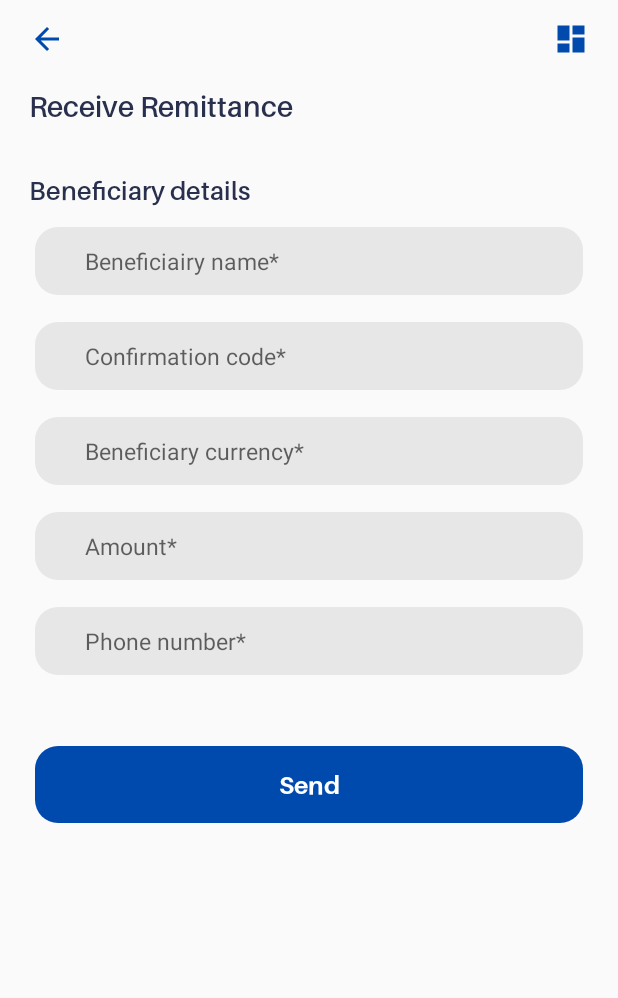
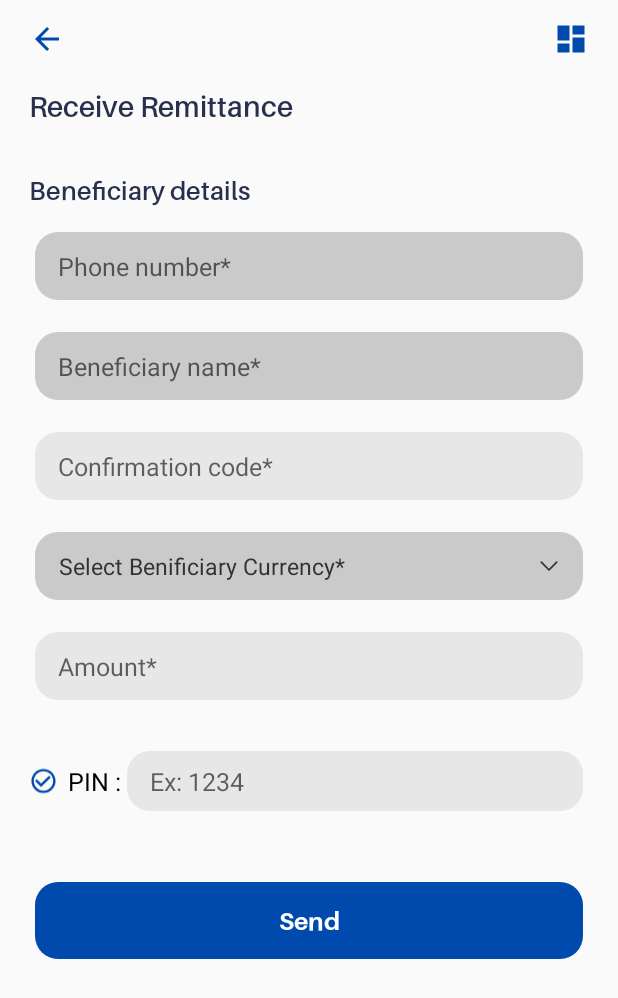
Before and after one commit to SHARIQQUE/cashmoov_subscriber, an Android app: the ReceiveRemittance screen opened directly, with no data from a screen before it, on a phone screen of 412 x 824 dp. Shown: the top 998 px of the screen. Run offline under Robolectric (Android 15) with nearby library versions, the light colour scheme and no system bars; our stand-ins replace sdp/ssp sizes; libraries missing offline, so code that uses them is left out: com.github.florent37.viewtooltip, com.kaopiz.kprogresshud.

Commit message:
changes implementation receive remittance by Abhay

```diff
--- a/app/src/main/AndroidManifest.xml
+++ b/app/src/main/AndroidManifest.xml
@@ -91,6 +91,7 @@
         <activity android:name="com.estel.cashmoovsubscriberapp.activity.cashwithdrawal.CashWithdrawalConfirmScreen"/>
         <activity android:name="com.estel.cashmoovsubscriberapp.activity.cashwithdrawal.CashWithdrawalReceiptScreen"/>
         <activity android:name="com.estel.cashmoovsubscriberapp.activity.receiveremittance.ReceiveRemittance"/>
+        <activity android:name="com.estel.cashmoovsubscriberapp.activity.receiveremittance.ReceiveRemittancelReceiptScreen"/>
         <activity android:name="com.estel.cashmoovsubscriberapp.activity.fee.Fee"/>
         <activity android:name="com.estel.cashmoovsubscriberapp.activity.servicepoint.ServicePoint"/>
         <activity android:name="com.estel.cashmoovsubscriberapp.activity.servicepoint.SearchResult"/>
--- a/app/src/main/java/com/estel/cashmoovsubscriberapp/activity/moneytransfer/ToNonSubscriber.java
+++ b/app/src/main/java/com/estel/cashmoovsubscriberapp/activity/moneytransfer/ToNonSubscriber.java
@@ -215,7 +215,6 @@ public class ToNonSubscriber extends AppCompatActivity implements View.OnClickLi
             MyApplication.showErrorToast(tononsubscriberC,getString(R.string.val_lname));
             return;
         }
-
         if(spGender.getText().toString().equals(getString(R.string.valid_select_gender))) {
             MyApplication.showErrorToast(tononsubscriberC,getString(R.string.val_select_gender));
             return;
--- a/app/src/main/java/com/estel/cashmoovsubscriberapp/activity/moneytransfer/TransactionSuccessScreen.java
+++ b/app/src/main/java/com/estel/cashmoovsubscriberapp/activity/moneytransfer/TransactionSuccessScreen.java
@@ -10,6 +10,7 @@ import com.estel.cashmoovsubscriberapp.activity.airtimepurchase.BeneficiaryAirti
 import com.estel.cashmoovsubscriberapp.activity.airtimepurchase.SelfAirtimeReceipt;
 import com.estel.cashmoovsubscriberapp.activity.cashwithdrawal.CashWithdrawalReceiptScreen;
 import com.estel.cashmoovsubscriberapp.activity.pay.PayReceiptScreen;
+import com.estel.cashmoovsubscriberapp.activity.receiveremittance.ReceiveRemittancelReceiptScreen;
 import com.estel.cashmoovsubscriberapp.activity.rechargeandpayments.BillPayReceipt;
 
 public class TransactionSuccessScreen extends AppCompatActivity implements View.OnClickListener {
@@ -105,6 +106,11 @@ public class TransactionSuccessScreen extends AppCompatActivity implements View.
                     startActivity(intent);
                     return;
                 }
+                if(checkIntent.equalsIgnoreCase("RECEIVEREMITTANCE")) {
+                    intent = new Intent(transSuccessscreenC, ReceiveRemittancelReceiptScreen.class);
+                    startActivity(intent);
+                    return;
+                }
                 break;
 
         }
--- a/app/src/main/res/layout/activity_receive_remittance.xml
+++ b/app/src/main/res/layout/activity_receive_remittance.xml
@@ -52,83 +52,161 @@
                 android:textColor="#29304d"
                 android:fontFamily="@font/aileron_semibold"
                 android:lineSpacingExtra="3sp"
-                android:text="@string/beneficiary_details"
-                />
+                android:text="@string/beneficiary_details" />
 
             <EditText
+                android:id="@+id/etPhone"
                 android:layout_width="match_parent"
                 android:layout_height="wrap_content"
-                android:layout_marginTop="10dp"
+                android:layout_marginTop="@dimen/_10sdp"
                 android:background="@drawable/btn_edittextname"
-                android:backgroundTint="#999999"
-                android:inputType="textEmailAddress"
+                android:backgroundTint="@color/grey_100_"
+                android:inputType="phone"
                 android:lineSpacingExtra="10sp"
-                android:paddingLeft="37.5dp"
-                android:paddingTop="16dp"
-                android:paddingBottom="16dp"
+                android:paddingLeft="@dimen/_15sdp"
+                android:paddingTop="@dimen/_12sdp"
+                android:paddingBottom="@dimen/_12sdp"
+                android:paddingEnd="@dimen/_15sdp"
+                android:hint="@string/valid_phone_number"
+                android:textColor="@color/textColorLBlack"
+                android:textSize="@dimen/_13sdp" />
+            <EditText
+                android:id="@+id/etName"
+                android:layout_width="match_parent"
+                android:layout_height="wrap_content"
+                android:layout_marginTop="@dimen/_10sdp"
+                android:background="@drawable/btn_edittextname"
+                android:backgroundTint="@color/grey_100_"
+                android:inputType="text"
+                android:lineSpacingExtra="10sp"
+                android:paddingLeft="@dimen/_15sdp"
+                android:paddingTop="@dimen/_12sdp"
+                android:paddingBottom="@dimen/_12sdp"
+                android:paddingEnd="@dimen/_15sdp"
                 android:hint="@string/valid_beneficiairy_name"
-                android:textColor="#323232"
-                android:textSize="15sp" />
+                android:textColor="@color/textColorLBlack"
+                android:textSize="@dimen/_13sdp" />
+            <EditText
+                android:visibility="gone"
+                android:id="@+id/etLname"
+                android:layout_width="match_parent"
+                android:layout_height="wrap_content"
+                android:layout_marginTop="@dimen/_10sdp"
+                android:background="@drawable/btn_edittextname"
+                android:backgroundTint="@color/bgColorHint"
+                android:inputType="text"
+                android:lineSpacingExtra="10sp"
+                android:paddingLeft="@dimen/_15sdp"
+                android:paddingTop="@dimen/_12sdp"
+                android:paddingBottom="@dimen/_12sdp"
+                android:paddingEnd="@dimen/_15sdp"
+                android:hint="@string/valid_lname"
+                android:textColor="@color/textColorBlack"
+                android:textSize="@dimen/_13sdp" />
 
             <EditText
+                android:id="@+id/etConfCode"
                 android:layout_width="match_parent"
                 android:layout_height="wrap_content"
-                android:layout_marginTop="10dp"
+                android:layout_marginTop="@dimen/_10sdp"
                 android:background="@drawable/btn_edittextname"
-                android:backgroundTint="#999999"
-                android:inputType="textEmailAddress"
+                android:backgroundTint="@color/bgColorHint"
+                android:inputType="text"
                 android:lineSpacingExtra="10sp"
-                android:paddingLeft="37.5dp"
-                android:paddingTop="16dp"
-                android:paddingBottom="16dp"
+                android:paddingLeft="@dimen/_15sdp"
+                android:paddingTop="@dimen/_12sdp"
+                android:paddingBottom="@dimen/_12sdp"
+                android:paddingEnd="@dimen/_15sdp"
                 android:hint="@string/valid_confirmation_code"
-                android:textColor="#323232"
-                android:textSize="15sp" />
+                android:textColor="@color/textColorLBlack"
+                android:textSize="@dimen/_13sdp" />
+
+            <LinearLayout
+                android:layout_width="match_parent"
+                android:layout_height="wrap_content"
+                android:layout_marginTop="@dimen/_10sdp"
+                android:background="@drawable/btn_edittextname"
+                android:backgroundTint="@color/grey_100_"
+                android:lineSpacingExtra="10sp"
+                android:paddingLeft="@dimen/_10sdp"
+                android:paddingTop="@dimen/_7sdp"
+                android:paddingBottom="@dimen/_7sdp"
+                android:paddingEnd="@dimen/_10sdp"
+                android:textColor="@color/textColorLBlack">
+                <TextView
+                    android:id="@+id/spBenefiCurrency"
+                    android:padding="@dimen/_5sdp"
+                    android:drawablePadding="@dimen/_5sdp"
+                    android:drawableRight="@drawable/ic_arrow_down"
+                    android:text="@string/valid_select_benifi_curr"
+                    android:layout_width="match_parent"
+                    android:layout_height="wrap_content"
+                    android:textColor="@color/textColorLBlack"
+                    android:textSize="15sp" />
+            </LinearLayout>
 
             <EditText
+                android:id="@+id/etAmount"
                 android:layout_width="match_parent"
                 android:layout_height="wrap_content"
-                android:layout_marginTop="10dp"
+                android:layout_marginTop="@dimen/_10sdp"
                 android:background="@drawable/btn_edittextname"
-                android:backgroundTint="#999999"
-                android:inputType="textEmailAddress"
+                android:backgroundTint="@color/bgColorHint"
+                android:inputType="number"
                 android:lineSpacingExtra="10sp"
-                android:paddingLeft="37.5dp"
-                android:paddingTop="16dp"
-                android:paddingBottom="16dp"
-                android:hint="@string/valid_beneficiary_currency"
-                android:textColor="#323232"
-                android:textSize="15sp" />
+                android:paddingLeft="@dimen/_15sdp"
+                android:paddingTop="@dimen/_12sdp"
+                android:paddingBottom="@dimen/_12sdp"
+                android:paddingEnd="@dimen/_15sdp"
+                android:hint="@string/valid_amount"
+                android:textColor="@color/textColorLBlack"
+                android:textSize="@dimen/_13sdp" />
 
-            <EditText
+            <LinearLayout
+                android:gravity="left"
                 android:layout_width="match_parent"
                 android:layout_height="wrap_content"
-                android:layout_marginTop="10dp"
-                android:background="@drawable/btn_edittextname"
-                android:backgroundTint="#999999"
-                android:inputType="textEmailAddress"
-                android:lineSpacingExtra="10sp"
-                android:paddingLeft="37.5dp"
-                android:paddingTop="16dp"
-                android:paddingBottom="16dp"
-                android:hint="@string/valid_amount"
-                android:textColor="#323232"
-                android:textSize="15sp" />
+                android:orientation="horizontal"
+                android:layout_marginTop="@dimen/_20sdp">
 
-            <EditText
-                android:layout_width="match_parent"
-                android:layout_height="wrap_content"
-                android:layout_marginTop="10dp"
-                android:background="@drawable/btn_edittextname"
-                android:backgroundTint="#999999"
-                android:inputType="textEmailAddress"
-                android:lineSpacingExtra="10sp"
-                android:paddingLeft="37.5dp"
-                android:paddingTop="16dp"
-                android:paddingBottom="16dp"
-                android:hint="@string/valid_phone_number"
-                android:textColor="#323232"
-                android:textSize="15sp" />
+                <ImageView
+                    android:layout_width="@dimen/_15sdp"
+                    android:layout_height="wrap_content"
+                    android:layout_gravity="center_vertical"
+                    app:srcCompat="@drawable/ic_baseline_check_circle_outline_24"
+                    />
+
+                <TextView
+
+                    android:layout_width="wrap_content"
+                    android:layout_height="wrap_content"
+                    android:text="@string/pin_colon"
+                    android:textColor="#000"
+                    android:layout_marginLeft="@dimen/_5sdp"
+                    android:layout_gravity="center_vertical"
+                    android:textSize="@dimen/_13sdp"
+                    />
+
+                <EditText
+                    android:id="@+id/etPin"
+                    android:hint="@string/ex_1234"
+                    android:layout_weight="1"
+                    android:background="@drawable/btn_edittextname"
+                    android:backgroundTint="#999999"
+                    android:inputType="numberPassword"
+                    android:lineSpacingExtra="10sp"
+                    android:paddingLeft="@dimen/_15sdp"
+                    android:paddingRight="@dimen/_15sdp"
+                    android:paddingTop="@dimen/_5sdp"
+                    android:paddingBottom="@dimen/_5sdp"
+                    android:textColor="#323232"
+                    android:textSize="@dimen/_13sdp"
+                    android:layout_width="wrap_content"
+                    android:layout_height="wrap_content"
+                    android:maxLength="4"/>
+
+            </LinearLayout>
+
 
 
 
--- a/app/src/main/res/layout/activity_to_subscriber.xml
+++ b/app/src/main/res/layout/activity_to_subscriber.xml
@@ -174,7 +174,7 @@
                     android:layout_height="wrap_content"
                     android:layout_marginTop="@dimen/_10sdp"
                     android:background="@drawable/btn_edittextname"
-                    android:backgroundTint="@color/grey_60"
+                    android:backgroundTint="@color/grey_100_"
                     android:inputType="text"
                     android:lineSpacingExtra="10sp"
                     android:paddingLeft="@dimen/_15sdp"
@@ -191,7 +191,7 @@
                     android:layout_height="wrap_content"
                     android:layout_marginTop="@dimen/_10sdp"
                     android:background="@drawable/btn_edittextname"
-                    android:backgroundTint="@color/grey_60"
+                    android:backgroundTint="@color/grey_100_"
                     android:inputType="text"
                     android:lineSpacingExtra="10sp"
                     android:paddingLeft="@dimen/_15sdp"
--- a/app/src/main/res/values/strings.xml
+++ b/app/src/main/res/values/strings.xml
@@ -167,7 +167,7 @@
     <string name="you_make_withdrawal">You make a withdrawal</string>
     <string name="pos_number">POS number</string>
     <string name="beneficiary_details">Beneficiary details</string>
-    <string name="valid_beneficiairy_name">Beneficiairy name*</string>
+    <string name="valid_beneficiairy_name">Beneficiary name*</string>
     <string name="valid_confirmation_code">Confirmation code*</string>
     <string name="valid_beneficiary_currency">Beneficiary currency*</string>
     <string name="locate_agency">Locate an agency</string>
@@ -308,6 +308,9 @@
     <string name="valid_select_operator">Select Operator*</string>
     <string name="val_select_operator">Please select operator</string>
     <string name="val_recipient_no_len">Recipient number must be at least 9 digits long</string>
+    <string name="val_beneficiairy_name">Please enter beneficiary name</string>
+    <string name="val_confirmation_code">Please enter confirmation code</string>
+    <string name="val_select_benifi_curr">Please select beneficiary currency</string>
 
 
     <string-array name="Spinner_provider">
```
Also changed, not shown: app/src/main/java/com/estel/cashmoovsubscriberapp/activity/receiveremittance/ReceiveRemittance.java (+226 -7 lines), app/src/main/java/com/estel/cashmoovsubscriberapp/activity/receiveremittance/ReceiveRemittancelReceiptScreen.java (added, +169 -0 lines), 1 other file.
